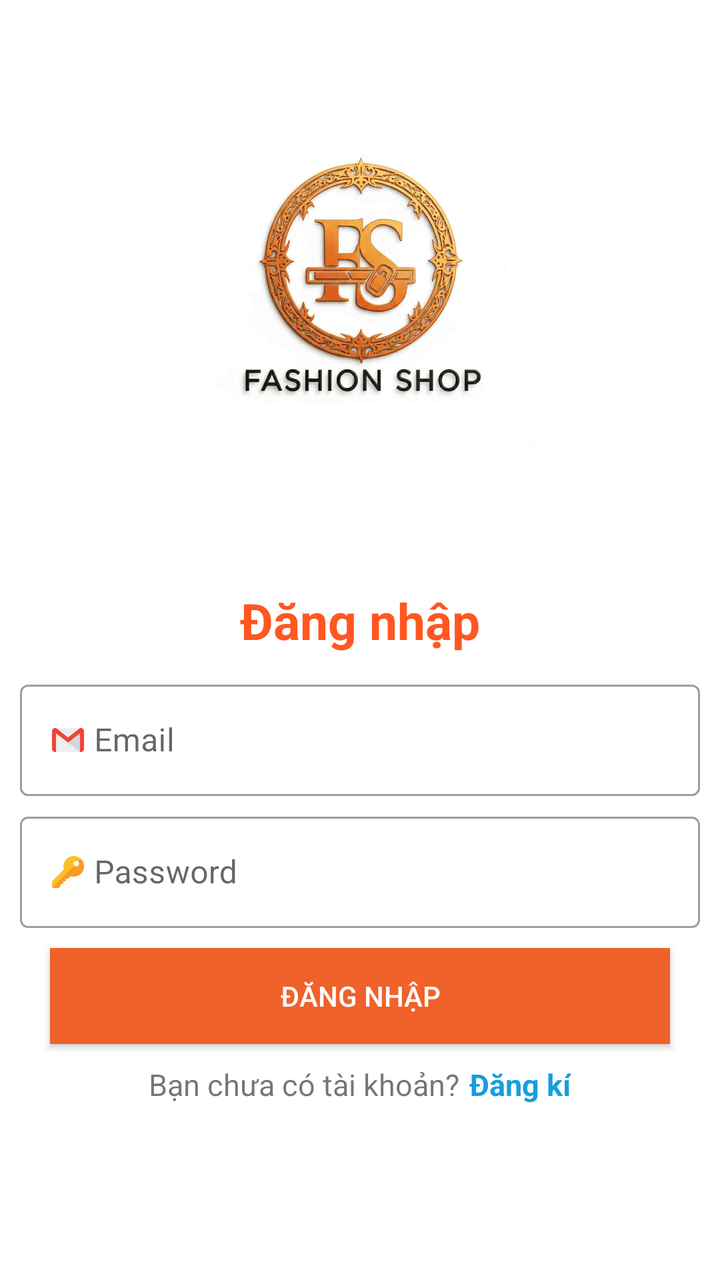
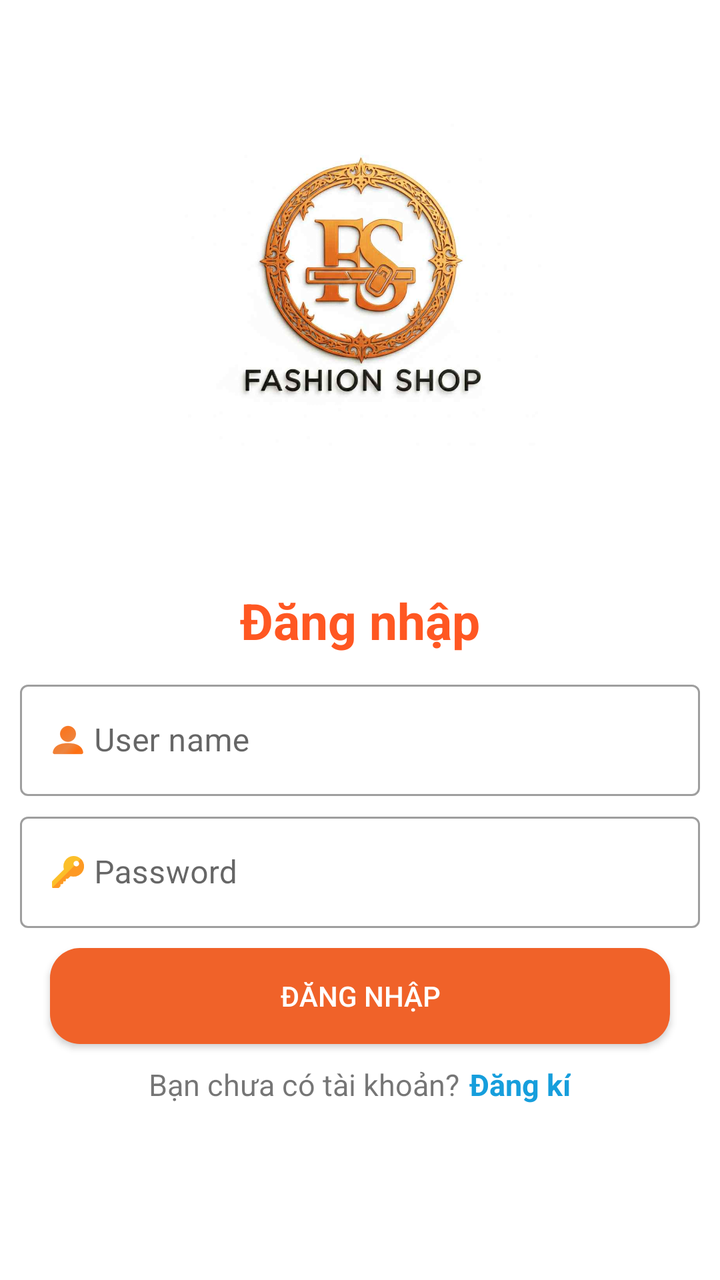

The first picture is an Android layout as it rendered before a commit; the second is the same layout after the commit. The layout source and the unified diff follow.
<!-- AndroidManifest.xml: application theme Theme.FashionShopApp -->
<!-- res/layout/activity_dang_nhap.xml -->
<?xml version="1.0" encoding="utf-8"?>
<androidx.constraintlayout.widget.ConstraintLayout xmlns:android="http://schemas.android.com/apk/res/android"
    xmlns:app="http://schemas.android.com/apk/res-auto"
    xmlns:tools="http://schemas.android.com/tools"
    android:id="@+id/main"
    android:layout_width="match_parent"
    android:layout_height="match_parent"
    tools:context=".activity.DangNhapActivity">

    
    <ImageView
        android:id="@+id/imgLogo"
        android:layout_width="200dp"
        android:layout_height="200dp"
        android:src="@drawable/logo"
        app:layout_constraintTop_toTopOf="parent"
        app:layout_constraintStart_toStartOf="parent"
        app:layout_constraintEnd_toEndOf="parent"
        android:layout_marginTop="40dp"
        android:contentDescription="Logo của shop" />

    
    <TextView
        android:id="@+id/txtTenShop"
        android:layout_width="wrap_content"
        android:layout_height="wrap_content"
        android:textColor="@color/clolortext"
        android:textStyle="bold"
        android:textSize="22sp"
        app:layout_constraintTop_toBottomOf="@id/imgLogo"
        app:layout_constraintStart_toStartOf="parent"
        app:layout_constraintEnd_toEndOf="parent"
        android:layout_marginTop="8dp" />

    
    <TextView
        android:id="@+id/txtdangnhap"
        app:layout_constraintTop_toBottomOf="@+id/txtTenShop"
        android:text="@string/ng_nh_p"
        android:textSize="25sp"
        android:textColor="@color/clolortext"
        android:textStyle="bold"
        android:gravity="center"
        android:layout_marginTop="16dp"
        android:layout_width="match_parent"
        android:layout_height="wrap_content" />

    
    <com.google.android.material.textfield.TextInputLayout
        android:id="@+id/line1"
        style="@style/Widget.MaterialComponents.TextInputLayout.OutlinedBox"
        android:layout_width="match_parent"
        android:layout_height="wrap_content"
        app:layout_constraintTop_toBottomOf="@+id/txtdangnhap"
        android:layout_marginTop="10dp">

        <com.google.android.material.textfield.TextInputEditText
            android:layout_width="match_parent"
            android:layout_height="wrap_content"
            android:layout_marginLeft="10dp"
            android:layout_marginRight="10dp"
            android:drawableLeft="@drawable/gmail_1"
            android:drawablePadding="5dp"
            android:hint="Email"
            android:inputType="textEmailAddress"/>
    </com.google.android.material.textfield.TextInputLayout>

    
    <com.google.android.material.textfield.TextInputLayout
        android:id="@+id/line2"
        style="@style/Widget.MaterialComponents.TextInputLayout.OutlinedBox"
        android:layout_width="match_parent"
        android:layout_height="wrap_content"
        app:layout_constraintTop_toBottomOf="@+id/line1"
        android:layout_marginTop="5dp">

        <com.google.android.material.textfield.TextInputEditText
            android:layout_width="match_parent"
            android:layout_height="wrap_content"
            android:layout_marginLeft="10dp"
            android:layout_marginRight="10dp"
            android:drawableLeft="@drawable/key"
            android:drawablePadding="5dp"
            android:hint="Password"
            android:inputType="textPassword"/>
    </com.google.android.material.textfield.TextInputLayout>

    
    <androidx.appcompat.widget.AppCompatButton
        android:background="#F06229"
        android:id="@+id/btndangnhap"
        android:layout_width="match_parent"
        android:layout_height="wrap_content"
        android:layout_marginLeft="25dp"
        android:layout_marginRight="25dp"
        android:layout_marginTop="10dp"
        android:text="Đăng Nhập"
        android:textColor="@color/white"
        app:layout_constraintTop_toBottomOf="@+id/line2" />

    
    <LinearLayout
        android:layout_width="match_parent"
        android:layout_height="wrap_content"
        android:layout_marginLeft="10dp"
        android:layout_marginRight="10dp"
        android:layout_marginTop="10dp"
        android:gravity="center"
        android:orientation="horizontal"
        app:layout_constraintTop_toBottomOf="@id/btndangnhap">

        <TextView
            android:text="Bạn chưa có tài khoản?"
            android:textSize="15sp"
            android:layout_width="wrap_content"
            android:layout_height="wrap_content" />

        <TextView
            android:layout_marginLeft="5dp"
            android:text="Đăng kí"
            android:textStyle="bold"
            android:textSize="15sp"
            android:textColor="@color/blue"
            android:layout_width="wrap_content"
            android:layout_height="wrap_content" />
    </LinearLayout>

</androidx.constraintlayout.widget.ConstraintLayout>
<!-- resources referenced by this layout -->
<resources>
  <color name="blue">#169EDC</color>
  <color name="clolortext">#FF5722</color>
  <color name="white">#FFFFFFFF</color>
  <!-- drawable gmail_1: png bitmap (drawable-hdpi, 1174 bytes) -->
  <!-- drawable key: png bitmap (drawable-hdpi, 1030 bytes) -->
  <!-- drawable logo: jpg bitmap (drawable, 39719 bytes) -->
  <string name="ng_nh_p">Đăng nhập</string>
  <style name="Theme.FashionShopApp" parent="Base.Theme.FashionShopApp" />
  <style name="Base.Theme.FashionShopApp" parent="Theme.MaterialComponents.DayNight.NoActionBar">
          
          
          <item name="colorPrimary">#FF5722</item>
          <item name="colorPrimaryVariant">@color/purple_700</item>
          <item name="colorOnPrimary">@color/white</item>
  
          
          <item name="colorSecondary">@color/teal_200</item>
          <item name="colorSecondaryVariant">@color/teal_700</item>
          <item name="colorOnSecondary">@color/black</item>
  
          
          <item name="android:statusBarColor" tools:targetApi="l">?attr/colorPrimaryVariant</item>
  
          
          
  
      </style>
  <color name="purple_700">#FF3700B3</color>
  <color name="teal_200">#FF03DAC5</color>
  <color name="teal_700">#FF018786</color>
  <color name="black">#FF000000</color>
</resources>

<!-- the commit's change to res/layout/activity_dang_nhap.xml (unified diff, before → after) -->
@@ -55,14 +55,15 @@
         android:layout_marginTop="10dp">
 
         <com.google.android.material.textfield.TextInputEditText
+            android:id="@+id/username"
             android:layout_width="match_parent"
             android:layout_height="wrap_content"
             android:layout_marginLeft="10dp"
             android:layout_marginRight="10dp"
-            android:drawableLeft="@drawable/gmail_1"
+            android:drawableLeft="@drawable/user"
             android:drawablePadding="5dp"
-            android:hint="Email"
-            android:inputType="textEmailAddress"/>
+            android:hint="User name"
+            android:inputType="text" />
     </com.google.android.material.textfield.TextInputLayout>
 
     
@@ -75,6 +76,7 @@
         android:layout_marginTop="5dp">
 
         <com.google.android.material.textfield.TextInputEditText
+            android:id="@+id/pass"
             android:layout_width="match_parent"
             android:layout_height="wrap_content"
             android:layout_marginLeft="10dp"
@@ -87,7 +89,7 @@
 
     
     <androidx.appcompat.widget.AppCompatButton
-        android:background="#F06229"
+        android:background="@drawable/background_button"
         android:id="@+id/btndangnhap"
         android:layout_width="match_parent"
         android:layout_height="wrap_content"
@@ -116,6 +118,7 @@
             android:layout_height="wrap_content" />
 
         <TextView
+            android:id="@+id/txtdangki"
             android:layout_marginLeft="5dp"
             android:text="Đăng kí"
             android:textStyle="bold"
<!-- resource entries referenced after the edit -->
@@ -3,9 +3,18 @@
   <color name="blue">#169EDC</color>
   <color name="clolortext">#FF5722</color>
   <color name="white">#FFFFFFFF</color>
-  <!-- drawable gmail_1: png bitmap (drawable-hdpi, 1174 bytes) -->
+  <!-- drawable background_button (drawable) -->
+  <?xml version="1.0" encoding="utf-8"?>
+  <shape
+      xmlns:android="http://schemas.android.com/apk/res/android"
+      android:shape="rectangle">
+      <corners android:radius="15dp"/>
+      <solid android:color="#F06229"/>
+  
+  </shape>
   <!-- drawable key: png bitmap (drawable-hdpi, 1030 bytes) -->
   <!-- drawable logo: jpg bitmap (drawable, 39719 bytes) -->
+  <!-- drawable user: png bitmap (drawable-hdpi, 1536 bytes) -->
   <string name="ng_nh_p">Đăng nhập</string>
   <style name="Theme.FashionShopApp" parent="Base.Theme.FashionShopApp" />
   <style name="Base.Theme.FashionShopApp" parent="Theme.MaterialComponents.DayNight.NoActionBar">
